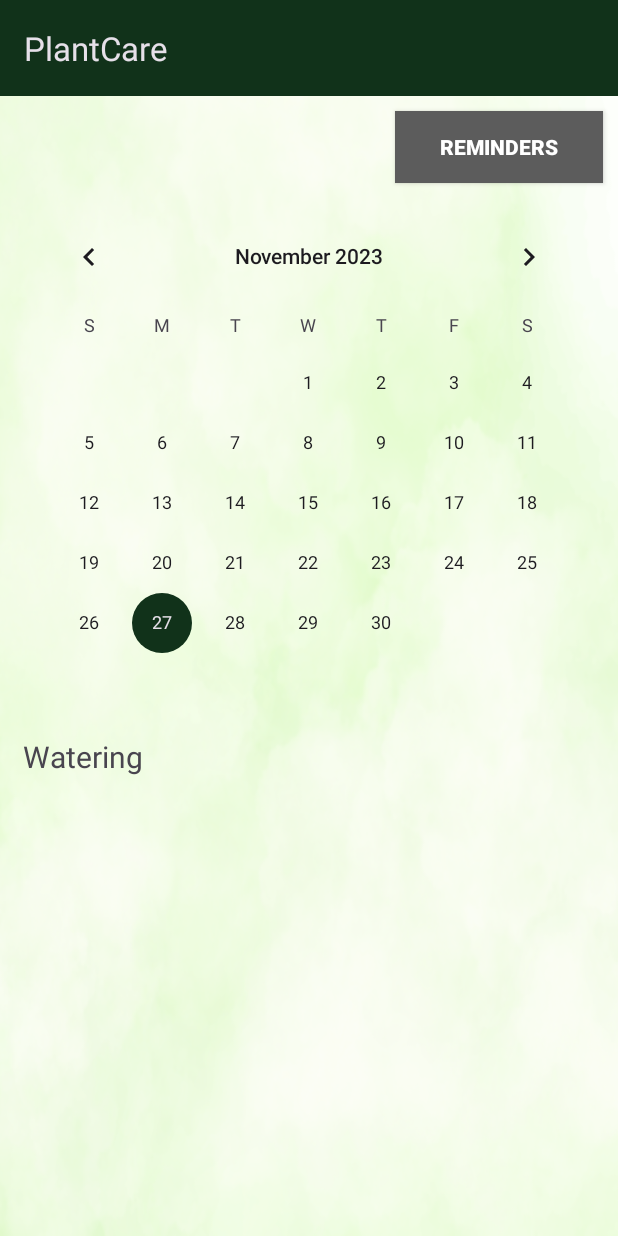
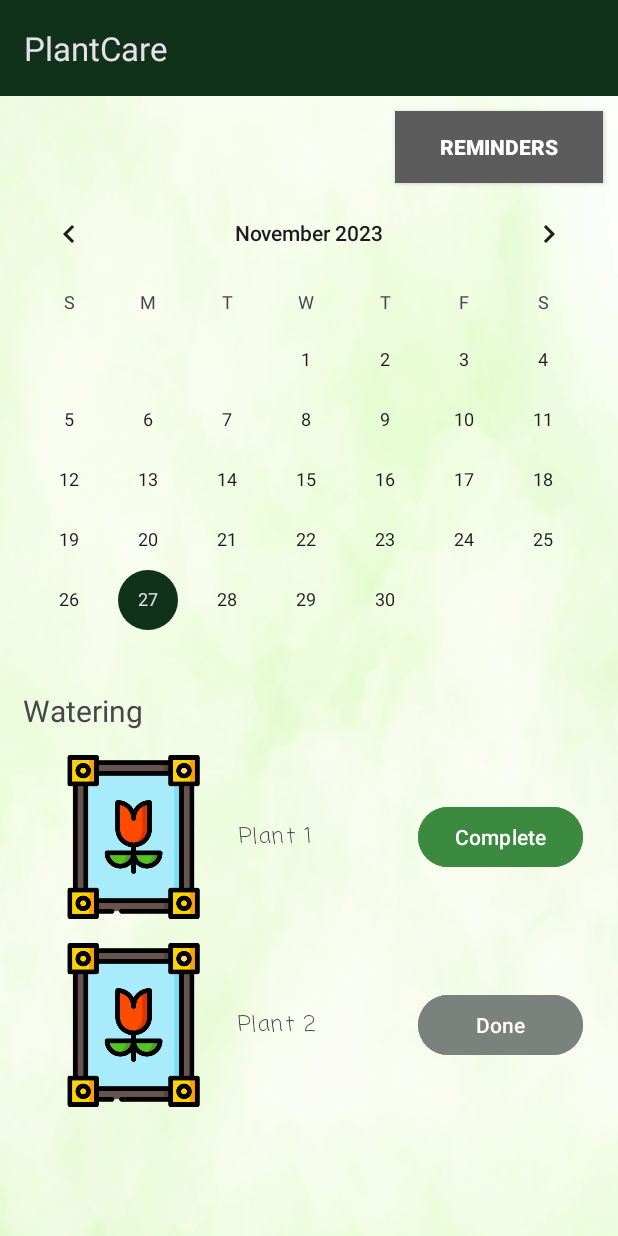
Before and after one commit to CMPT362-PlantCare/PlantCare, an Android app: the ScheduleActivity screen opened directly, with no data from a screen before it, on a phone screen of 412 x 824 dp. Run offline under Robolectric (Android 15) with nearby library versions, the phone set to English and light mode, and no system bars.

Commit message:
Added XML layout to better view watering event list

```diff
--- a/app/build.gradle.kts
+++ b/app/build.gradle.kts
@@ -51,10 +51,13 @@ dependencies {
     implementation("androidx.fragment:fragment-ktx:1.6.2")
     implementation("com.google.firebase:firebase-database:20.3.0")
     implementation("com.google.firebase:firebase-database-ktx:20.3.0")
+
     testImplementation("junit:junit:4.13.2")
     androidTestImplementation("androidx.test.ext:junit:1.1.5")
     androidTestImplementation("androidx.test.espresso:espresso-core:3.5.1")
     //circle image
     implementation("de.hdodenhof:circleimageview:3.1.0")
     implementation ("org.json:json:20231013")
+    // calendarView
+//    implementation("com.kizitonwose.calendar:view:2.4.0")
 }
--- a/app/src/main/java/com/example/plantcare/ScheduleActivity.kt
+++ b/app/src/main/java/com/example/plantcare/ScheduleActivity.kt
@@ -23,7 +23,7 @@ class ScheduleActivity : AppCompatActivity() {
         getInitialDate()
 
         eventListAdapter = ArrayAdapter(this, R.layout.watering_event, mutableListOf())
-        binding.eventList.adapter = eventListAdapter
+//        binding.eventList.adapter = eventListAdapter
 
         binding.calendarView.setOnDateChangeListener { _, year, month, dayOfMonth ->
             date = (month+1).toString() + "/" + dayOfMonth.toString() + "/" + year.toString()
--- a/app/src/main/java/com/example/plantcare/WateringEventEntry.kt
+++ b/app/src/main/java/com/example/plantcare/WateringEventEntry.kt
@@ -1,5 +1,5 @@
 package com.example.plantcare
 
 class WateringEventEntry {
-
+    var plantName: String = ""
 }
--- a/app/src/main/res/layout/activity_schedule.xml
+++ b/app/src/main/res/layout/activity_schedule.xml
@@ -33,8 +33,7 @@
     <CalendarView
         android:id="@+id/calendarView"
         android:layout_width="match_parent"
-        android:layout_height="wrap_content"
-        android:layout_margin="15dp"/>
+        android:layout_height="wrap_content"/>
 
     <TextView
         android:id="@+id/eventListTitle"
@@ -45,14 +44,109 @@
         android:textSize="20sp"
         />
 
-        <ListView
+
+    <ScrollView
+        android:layout_width="match_parent"
+        android:layout_height="wrap_content"
+        android:layout_marginHorizontal="15dp"
+        android:scrollbars="none">
+
+        <LinearLayout
             android:layout_width="match_parent"
             android:layout_height="wrap_content"
-            android:id="@+id/eventList"
-            android:divider="@null"
-            android:dividerHeight="0dp"
-            android:scrollbars="none"
-            android:layout_margin="15dp"/>
+            android:orientation="vertical">
+
+            <androidx.constraintlayout.widget.ConstraintLayout
+                xmlns:app="http://schemas.android.com/apk/res-auto"
+                xmlns:tools="http://schemas.android.com/tools"
+                android:layout_width="match_parent"
+                android:layout_height="wrap_content"
+                tools:layout_editor_absoluteX="0dp"
+                tools:layout_editor_absoluteY="2dp">
+
+                <ImageView
+                    android:id="@+id/ivPlantPicSchedule"
+                    android:layout_width="115dp"
+                    android:layout_height="109dp"
+                    android:layout_marginStart="16dp"
+                    android:layout_marginTop="16dp"
+                    android:src="@drawable/default_plant_profile_pic"
+                    app:layout_constraintStart_toStartOf="parent"
+                    app:layout_constraintTop_toTopOf="parent" />
+
+                <TextView
+                    android:id="@+id/tvPlantNameSchedule"
+                    android:layout_width="wrap_content"
+                    android:layout_height="wrap_content"
+                    android:layout_marginStart="8dp"
+                    android:layout_marginEnd="40dp"
+                    android:fontFamily="casual"
+                    android:text="Plant 1"
+                    android:letterSpacing="0.07"
+                    app:layout_constraintBottom_toBottomOf="@+id/ivPlantPicSchedule"
+                    app:layout_constraintEnd_toStartOf="@+id/btnWateringSchedule"
+                    app:layout_constraintHorizontal_bias="0.125"
+                    app:layout_constraintStart_toEndOf="@+id/ivPlantPicSchedule"
+                    app:layout_constraintTop_toTopOf="@+id/ivPlantPicSchedule"
+                    app:layout_constraintVertical_bias="0.505" />
+
+                <Button
+                    android:id="@+id/btnWateringSchedule"
+                    android:layout_width="110dp"
+                    android:layout_height="wrap_content"
+                    android:layout_marginEnd="8dp"
+                    android:backgroundTint="#3C8A3F"
+                    android:text="Complete"
+                    app:layout_constraintBottom_toBottomOf="@+id/ivPlantPicSchedule"
+                    app:layout_constraintEnd_toEndOf="parent"
+                    app:layout_constraintTop_toTopOf="@+id/ivPlantPicSchedule" />
+            </androidx.constraintlayout.widget.ConstraintLayout>
+
+            <androidx.constraintlayout.widget.ConstraintLayout
+                android:layout_width="match_parent"
+                android:layout_height="wrap_content"
+                tools:layout_editor_absoluteX="0dp"
+                tools:layout_editor_absoluteY="2dp">
+
+                <ImageView
+                    android:id="@+id/ivPlantPicSchedule2"
+                    android:layout_width="115dp"
+                    android:layout_height="109dp"
+                    android:layout_marginStart="16dp"
+                    android:layout_marginTop="16dp"
+                    android:src="@drawable/default_plant_profile_pic"
+                    app:layout_constraintStart_toStartOf="parent"
+                    app:layout_constraintTop_toTopOf="parent" />
+
+                <TextView
+                    android:id="@+id/tvPlantNameSchedule2"
+                    android:layout_width="wrap_content"
+                    android:layout_height="wrap_content"
+                    android:layout_marginStart="8dp"
+                    android:layout_marginEnd="40dp"
+                    android:fontFamily="casual"
+                    android:text="Plant 2"
+                    android:letterSpacing="0.07"
+                    app:layout_constraintBottom_toBottomOf="@+id/ivPlantPicSchedule2"
+                    app:layout_constraintEnd_toStartOf="@+id/btnWateringSchedule2"
+                    app:layout_constraintHorizontal_bias="0.125"
+                    app:layout_constraintStart_toEndOf="@+id/ivPlantPicSchedule2"
+                    app:layout_constraintTop_toTopOf="@+id/ivPlantPicSchedule2"
+                    app:layout_constraintVertical_bias="0.505" />
+
+                <Button
+                    android:id="@+id/btnWateringSchedule2"
+                    android:layout_width="110dp"
+                    android:layout_height="wrap_content"
+                    android:layout_marginEnd="8dp"
+                    android:backgroundTint="#7B817D"
+                    android:text="Done"
+                    app:layout_constraintBottom_toBottomOf="@+id/ivPlantPicSchedule2"
+                    app:layout_constraintEnd_toEndOf="parent"
+                    app:layout_constraintTop_toTopOf="@+id/ivPlantPicSchedule2" />
+                </androidx.constraintlayout.widget.ConstraintLayout>
+            </LinearLayout>
+    </ScrollView>
 
 
 </LinearLayout>
--- /dev/null
+++ b/app/src/main/res/layout/calendar_day_layout.xml
@@ -0,0 +1,9 @@
+<?xml version="1.0" encoding="utf-8"?>
+<TextView xmlns:android="http://schemas.android.com/apk/res/android"
+    xmlns:tools="http://schemas.android.com/tools"
+    android:id="@+id/calendarDayText"
+    android:layout_width="match_parent"
+    android:layout_height="match_parent"
+    android:gravity="center"
+    android:textSize="16sp"
+    tools:text="22" />
```
